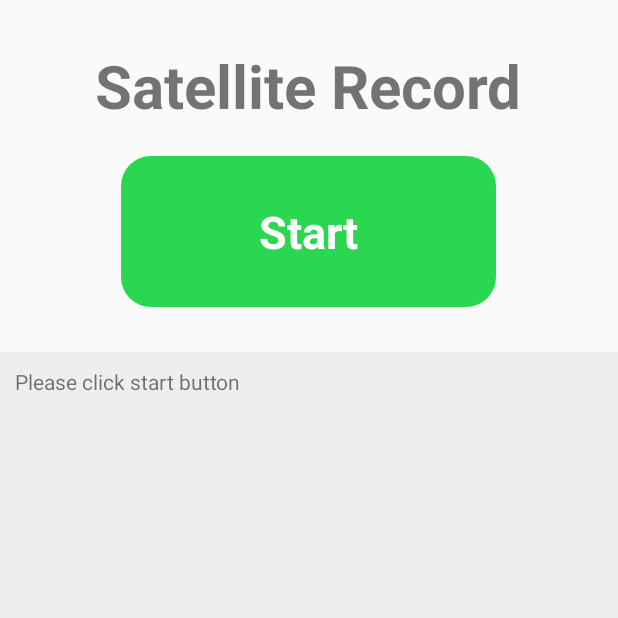
After one commit to DoopDip/GnssRecord, an Android app: the RecordActivity screen opened directly, with no data from a screen before it, on a phone screen of 412 x 824 dp, the top half of it. The commit adds this screen. Run offline under Robolectric (Android 15) with nearby library versions, the phone set to English and light mode, and no system bars.

Commit message:
Add RecordActivity

```diff
--- a/app/src/main/AndroidManifest.xml
+++ b/app/src/main/AndroidManifest.xml
@@ -25,6 +25,9 @@
             android:screenOrientation="portrait" />
         <activity
             android:name=".DetailActivity"
+            android:screenOrientation="portrait" />
+        <activity
+            android:name=".RecordActivity"
             android:screenOrientation="portrait"/>
     </application>
 
--- /dev/null
+++ b/app/src/main/java/th/ac/kmutnb/cs/gnssraw/RecordActivity.java
@@ -0,0 +1,124 @@
+package th.ac.kmutnb.cs.gnssraw;
+
+import android.Manifest;
+import android.content.pm.PackageManager;
+import android.graphics.Color;
+import android.location.GnssMeasurement;
+import android.location.GnssMeasurementsEvent;
+import android.location.LocationManager;
+import android.os.Handler;
+import android.support.v4.app.ActivityCompat;
+import android.support.v7.app.AppCompatActivity;
+import android.os.Bundle;
+import android.util.Log;
+import android.view.View;
+import android.widget.ScrollView;
+import android.widget.TextView;
+
+import java.text.SimpleDateFormat;
+import java.util.ArrayList;
+import java.util.Calendar;
+import java.util.List;
+
+public class RecordActivity extends AppCompatActivity {
+
+    private static final String TAG = "RecordActivity";
+
+    private TextView textViewStartStop;
+    private TextView textViewLog;
+    private TextView textViewTotalSatellite;
+    private ScrollView scrollViewLog;
+
+    private boolean btnStatus = false;
+    private boolean gnssStatus = false;
+
+    private Handler handler;
+    private List<GnssMeasurement> measurementList;
+    private LocationManager locationManager;
+    private String log;
+    private GnssMeasurementsEvent.Callback measurementsEvent = new GnssMeasurementsEvent.Callback() {
+        @Override
+        public void onGnssMeasurementsReceived(GnssMeasurementsEvent eventArgs) {
+            super.onGnssMeasurementsReceived(eventArgs);
+            measurementList.clear();
+            measurementList.addAll(eventArgs.getMeasurements());
+            log += logMeasurement(measurementList);
+            handler.post(new Runnable() {
+                @Override
+                public void run() {
+                    textViewTotalSatellite.setText(String.valueOf(measurementList.size()));
+                    textViewLog.setText(log);
+                    scrollViewLog.fullScroll(ScrollView.FOCUS_DOWN);
+                }
+            });
+            Log.i(TAG, "GnssMeasurementsEvent callback -> Satellite total : " + measurementList.size());
+        }
+
+        @Override
+        public void onStatusChanged(int status) {
+            super.onStatusChanged(status);
+        }
+    };
+
+    @Override
+    protected void onCreate(Bundle savedInstanceState) {
+        super.onCreate(savedInstanceState);
+        setContentView(R.layout.activity_record);
+
+        measurementList = new ArrayList<>();
+        handler = new Handler();
+        log = new String();
+
+        textViewStartStop = (TextView) findViewById(R.id.record_startStop);
+        textViewLog = (TextView) findViewById(R.id.record_log);
+        textViewTotalSatellite = (TextView) findViewById(R.id.record_totalSatellite);
+        scrollViewLog = (ScrollView) findViewById(R.id.record_logScroll);
+
+        locationManager = (LocationManager) this.getSystemService(this.LOCATION_SERVICE);
+
+        textViewStartStop.setOnClickListener(new View.OnClickListener() {
+            @Override
+            public void onClick(View v) {
+                if (!btnStatus) {
+                    //Check Permission
+                    if (ActivityCompat.checkSelfPermission(getApplicationContext(), Manifest.permission.ACCESS_FINE_LOCATION)
+                            != PackageManager.PERMISSION_GRANTED) return;
+                    gnssStatus = locationManager.registerGnssMeasurementsCallback(measurementsEvent);
+                    textViewStartStop.setText("Stop");
+                    textViewStartStop.setBackgroundResource(R.drawable.record_bg_btn_stop);
+                    textViewTotalSatellite.setVisibility(View.VISIBLE);
+                    btnStatus = true;
+                    Log.i(TAG, "Register callback -> measurementsEvent");
+                } else {
+                    locationManager.unregisterGnssMeasurementsCallback(measurementsEvent);
+                    textViewStartStop.setText("Start");
+                    textViewStartStop.setBackgroundResource(R.drawable.record_bg_btn_start);
+                    textViewTotalSatellite.setVisibility(View.INVISIBLE);
+                    btnStatus = false;
+                    Log.i(TAG, "!! UnRegister callback -> measurementsEvent");
+                }
+            }
+        });
+
+    }
+
+    @Override
+    protected void onPause() {
+        super.onPause();
+        if (gnssStatus) {
+            locationManager.unregisterGnssMeasurementsCallback(measurementsEvent);
+            Log.i(TAG, "!! UnRegister callback -> measurementsEvent");
+        }
+    }
+
+    private String logMeasurement(List<GnssMeasurement> measurementList) {
+        SimpleDateFormat dateFormat = new SimpleDateFormat("HH:mm:ss");
+        String log = dateFormat.format(Calendar.getInstance().getTime())+ " > Svid : ";
+        for (GnssMeasurement measurement: measurementList) {
+            log += measurement.getSvid()+",";
+        }
+        log = log.substring(0, log.length()-1);
+        log +="\n";
+        return log;
+    }
+}
--- /dev/null
+++ b/app/src/main/res/drawable/record_bg_btn_start.xml
@@ -0,0 +1,6 @@
+<?xml version="1.0" encoding="utf-8"?>
+<shape xmlns:android="http://schemas.android.com/apk/res/android"
+    android:shape="rectangle">
+    <solid android:color="#2bd650" />
+    <corners android:radius="20dp" />
+</shape>
--- /dev/null
+++ b/app/src/main/res/drawable/record_bg_btn_stop.xml
@@ -0,0 +1,6 @@
+<?xml version="1.0" encoding="utf-8"?>
+<shape xmlns:android="http://schemas.android.com/apk/res/android"
+    android:shape="rectangle">
+    <solid android:color="#FFD62225" />
+    <corners android:radius="20dp" />
+</shape>
--- /dev/null
+++ b/app/src/main/res/layout/activity_record.xml
@@ -0,0 +1,82 @@
+<?xml version="1.0" encoding="utf-8"?>
+<RelativeLayout xmlns:android="http://schemas.android.com/apk/res/android"
+    xmlns:app="http://schemas.android.com/apk/res-auto"
+    xmlns:tools="http://schemas.android.com/tools"
+    android:layout_width="match_parent"
+    android:layout_height="match_parent"
+    tools:context="th.ac.kmutnb.cs.gnssraw.RecordActivity">
+
+    <LinearLayout
+        android:id="@+id/record_title"
+        android:layout_width="wrap_content"
+        android:layout_height="wrap_content"
+        android:layout_centerHorizontal="true"
+        android:layout_marginBottom="20dp"
+        android:layout_marginTop="30dp"
+        android:orientation="horizontal">
+
+        <TextView
+            android:layout_width="wrap_content"
+            android:layout_height="wrap_content"
+            android:layout_marginRight="10dp"
+            android:text="Satellite"
+            android:textSize="40dp"
+            android:textStyle="bold" />
+
+        <TextView
+            android:layout_width="wrap_content"
+            android:layout_height="wrap_content"
+            android:text="Record"
+            android:textSize="40dp"
+            android:textStyle="bold"
+            android:transitionName="main_recordTransition" />
+    </LinearLayout>
+
+    <TextView
+        android:id="@+id/record_startStop"
+        android:layout_width="250dp"
+        android:layout_height="wrap_content"
+        android:layout_below="@+id/record_title"
+        android:layout_centerHorizontal="true"
+        android:background="@drawable/record_bg_btn_start"
+        android:gravity="center"
+        android:padding="30dp"
+        android:text="Start"
+        android:textColor="@color/colorWhite"
+        android:textSize="30dp"
+        android:textStyle="bold" />
+
+    <ScrollView
+        android:id="@+id/record_logScroll"
+        android:layout_width="match_parent"
+        android:layout_height="match_parent"
+        android:layout_below="@+id/record_startStop"
+        android:background="#eee"
+        android:layout_marginTop="30dp">
+        <TextView
+            android:id="@+id/record_log"
+            android:layout_width="match_parent"
+            android:layout_height="match_parent"
+            android:padding="10dp"
+            android:text="Please click start button"/>
+    </ScrollView>
+
+    <TextView
+        android:id="@+id/record_totalSatellite"
+        android:layout_width="wrap_content"
+        android:layout_height="wrap_content"
+        android:visibility="invisible"
+        android:layout_alignParentBottom="true"
+        android:layout_alignParentRight="true"
+        android:layout_marginBottom="15dp"
+        android:layout_marginRight="15dp"
+        android:paddingBottom="5dp"
+        android:paddingTop="5dp"
+        android:paddingRight="10dp"
+        android:paddingLeft="10dp"
+        android:background="@drawable/list_bg_total"
+        android:textColor="@color/colorWhite"
+        android:alpha="0.4"
+        android:text="0"/>
+
+</RelativeLayout>
```
Also changed, not shown: app/src/main/java/th/ac/kmutnb/cs/gnssraw/MainActivity.java (+15 -0 lines).
